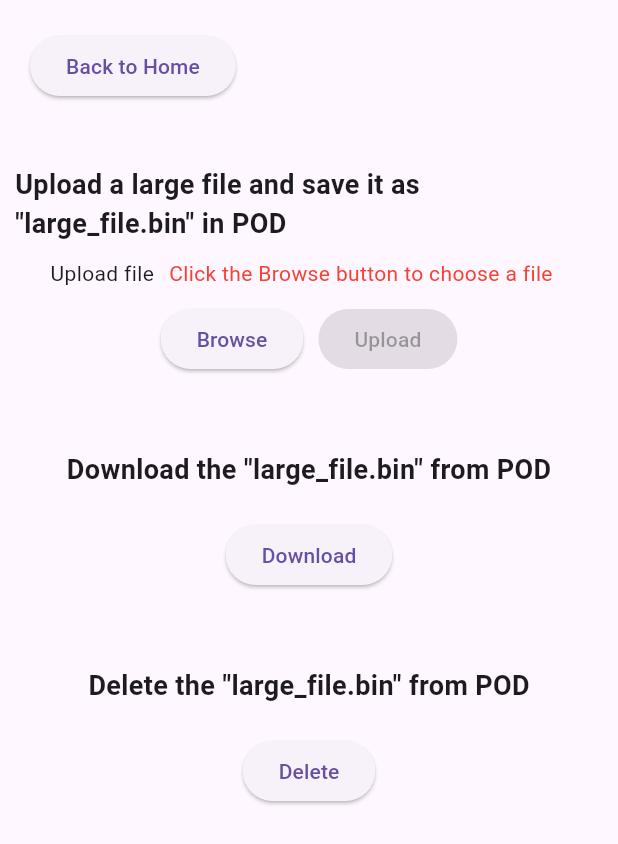
After one commit to gjwgit/solid_health, a Flutter app: the screen it shows after launch, after a tap on the "folder" icon, on a phone screen of 412 x 824 dp. The commit adds this screen. Shown: the top 844 px of the screen. Run offline on Flutter 3.47's test engine with Material 3 defaults, Android fonts, the light colour scheme and no system bars; our stand-ins replace file_picker, flutter_markdown, universal_io; missing offline and left inert: solidpod, window_manager.

Commit message:
feat: initialise healthpod folder structure on interact with POD
fix: resolve minor lint issues

fix: delete pod utils

```diff
--- a/lib/main.dart
+++ b/lib/main.dart
@@ -58,11 +58,17 @@ class HealthPod extends StatelessWidget {
 
   @override
   Widget build(BuildContext context) {
-    checkAndRedirectLogin(context); // Use the utility function.
-    return const MaterialApp(
+    return MaterialApp(
+      debugShowCheckedModeBanner: false,
       title: 'Solid Health Pod',
-      home: SelectionArea(
-        child: HealthPodHome(),
+      home: Scaffold(
+        body: Builder(
+          builder: (context) {
+            // Redirect the user to login if they are not logged in
+            checkAndRedirectLogin(context);
+            return const HealthPodHome();
+          },
+        ),
       ),
     );
   }
--- /dev/null
+++ b/lib/services/file_service.dart
@@ -0,0 +1,378 @@
+/// A widget to demonstrate the upload, download, and delete large files.
+///
+/// Copyright (C) 2024, Software Innovation Institute, ANU.
+///
+/// Licensed under the GNU General Public License, Version 3 (the "License").
+///
+/// License: https://www.gnu.org/licenses/gpl-3.0.en.html.
+//
+// This program is free software: you can redistribute it and/or modify it under
+// the terms of the GNU General Public License as published by the Free Software
+// Foundation, either version 3 of the License, or (at your option) any later
+// version.
+//
+// This program is distributed in the hope that it will be useful, but WITHOUT
+// ANY WARRANTY; without even the implied warranty of MERCHANTABILITY or FITNESS
+// FOR A PARTICULAR PURPOSE.  See the GNU General Public License for more
+// details.
+//
+// You should have received a copy of the GNU General Public License along with
+// this program.  If not, see <https://www.gnu.org/licenses/>.
+///
+/// Authors: Dawei Chen
+
+library;
+
+import 'package:flutter/material.dart';
+
+import 'package:file_picker/file_picker.dart';
+import 'package:solidpod/solidpod.dart';
+
+import 'package:healthpod/dialogs/alert.dart';
+
+class FileService extends StatefulWidget {
+  const FileService({super.key});
+
+  @override
+  State<FileService> createState() => _FileServiceState();
+}
+
+class _FileServiceState extends State<FileService> {
+  String remoteFileName = 'large_file.bin';
+  String? uploadFile;
+  String? downloadFile;
+  String? remoteFileUrl;
+
+  double uploadPercent = 0.0;
+  double downloadPercent = 0.0;
+  double deletePercent = 0.0;
+
+  bool uploadDone = false;
+  bool downloadDone = false;
+  bool deleteDone = false;
+
+  bool uploadInProgress = false;
+  bool downloadInProgress = false;
+  bool deleteInProgress = false;
+
+  final smallGapH = const SizedBox(width: 10);
+  final smallGapV = const SizedBox(height: 10);
+  final largeGapV = const SizedBox(height: 50);
+
+  Future<String> getRemoteFileUrl() async =>
+      getFileUrl([await getDataDirPath(), remoteFileName].join('/'));
+
+  Widget getProgressBar(String message, bool isDone, double percent) {
+    const textStyle = TextStyle(
+      color: Colors.green,
+      fontWeight: FontWeight.bold,
+    );
+
+    final prefix = Text(message, style: textStyle);
+    final suffix = Text('${(percent * 100).toInt()}%', style: textStyle);
+    final progress = SizedBox(
+      width: 300,
+      height: 10,
+      child: LinearProgressIndicator(
+        value: percent,
+        minHeight: 2,
+        backgroundColor: Colors.black12,
+        color: Colors.greenAccent,
+      ),
+    );
+
+    return Row(
+      mainAxisAlignment: MainAxisAlignment.center,
+      // crossAxisAlignment: CrossAxisAlignment.start,
+      children: <Widget>[
+        prefix,
+        smallGapH,
+        progress,
+        smallGapH,
+        suffix,
+      ],
+    );
+  }
+
+  @override
+  Widget build(BuildContext context) {
+    final browseButton = ElevatedButton(
+      onPressed: () async {
+        final result = await FilePicker.platform.pickFiles();
+        if (result != null) {
+          setState(() {
+            uploadFile = result.files.single.path!;
+            uploadDone = false;
+            uploadPercent = 0.0;
+          });
+        }
+      },
+      child: const Text('Browse'),
+    );
+
+    final uploadButton = ElevatedButton(
+      onPressed: (uploadFile == null ||
+              uploadInProgress ||
+              downloadInProgress ||
+              deleteInProgress)
+          ? null
+          : () async {
+              try {
+                remoteFileUrl ??= await getRemoteFileUrl();
+                setState(() {
+                  uploadInProgress = true;
+                });
+                await sendLargeFile(
+                    localFilePath: uploadFile!,
+                    remoteFileName: remoteFileName,
+                    onProgress: (sent, total) {
+                      setState(() {
+                        uploadDone = sent == total;
+                        uploadPercent = sent / total;
+                      });
+                    }, context: context, child: const Text('Upload'));
+                if (uploadDone) {
+                  setState(() {
+                    uploadInProgress = false;
+                  });
+                }
+              } on Object catch (e) {
+                if (context.mounted) alert(context, 'Failed to send file.');
+                debugPrint('$e');
+              }
+            },
+      child: const Text('Upload'),
+    );
+
+    final downloadButton = ElevatedButton(
+      onPressed: (uploadInProgress || downloadInProgress || deleteInProgress)
+          ? null
+          : () async {
+              String? outputFile = await FilePicker.platform.saveFile(
+                dialogTitle: 'Please set the output file:',
+                // fileName: 'download.bin',
+              );
+              if (outputFile == null) {
+                // User canceled the picker
+                debugPrint('Download is cancelled');
+              } else {
+                setState(() {
+                  downloadFile = outputFile;
+                });
+                try {
+                  remoteFileUrl ??= await getRemoteFileUrl();
+                  setState(() {
+                    downloadInProgress = true;
+                  });
+                  await getLargeFile(
+                      remoteFileName: remoteFileName,
+                      localFilePath: outputFile,
+                      onProgress: (received, total) {
+                        setState(() {
+                          downloadDone = received == total;
+                          downloadPercent = received / total;
+                        });
+                      }, context: context, child: const Text('Download'));
+                  if (downloadDone) {
+                    setState(() {
+                      downloadInProgress = false;
+                    });
+                  }
+                } on Object catch (e) {
+                  if (context.mounted) {
+                    alert(context, 'Failed to download file.');
+                  }
+                  debugPrint('$e');
+                }
+              }
+            },
+      child: const Text('Download'),
+    );
+
+    final deleteButton = ElevatedButton(
+      onPressed: (uploadInProgress || downloadInProgress || deleteInProgress)
+          ? null
+          : () async {
+              try {
+                remoteFileUrl ??= await getRemoteFileUrl();
+                setState(() {
+                  deleteInProgress = true;
+                });
+                await deleteLargeFile(
+                    remoteFileName: remoteFileName,
+                    onProgress: (deleted, total) {
+                      setState(() {
+                        deleteDone = deleted == total;
+                        deletePercent = deleted / total;
+                      });
+                    }, context: context, child: const Text('Delete'));
+                if (deleteDone) {
+                  setState(() {
+                    deleteInProgress = false;
+                  });
+                }
+              } on Object catch (e) {
+                if (context.mounted) {
+                  alert(context, 'Failed to delete file.');
+                }
+                debugPrint('$e');
+              }
+            },
+      child: const Text('Delete'),
+    );
+
+    return Scaffold(
+      body: Padding(
+        padding: const EdgeInsets.all(10),
+        child: Stack(
+          children: <Widget>[
+            Column(
+              mainAxisAlignment: MainAxisAlignment.start,
+              children: <Widget>[
+                largeGapV,
+                largeGapV,
+
+                // Upload
+
+                Text(
+                  'Upload a large file and save it as "$remoteFileName" in POD',
+                  style: const TextStyle(
+                    fontSize: 18,
+                    fontWeight: FontWeight.bold,
+                  ),
+                ),
+                smallGapV,
+                Row(
+                  mainAxisAlignment: MainAxisAlignment.center,
+                  children: <Widget>[
+                    const Text('Upload file'),
+                    smallGapH,
+                    Text(
+                      uploadFile ?? 'Click the Browse button to choose a file',
+                      style: TextStyle(
+                        color: uploadFile == null ? Colors.red : Colors.blue,
+                        // fontStyle: FontStyle.italic,
+                      ),
+                    ),
+                    smallGapH,
+                    if (uploadDone) const Icon(Icons.done, color: Colors.green),
+                  ],
+                ),
+                smallGapV,
+                Row(
+                  mainAxisAlignment: MainAxisAlignment.center,
+                  children: <Widget>[
+                    browseButton,
+                    smallGapH,
+                    uploadButton,
+                  ],
+                ),
+
+                largeGapV,
+
+                // Download
+
+                Text(
+                  'Download the "$remoteFileName" from POD',
+                  style: const TextStyle(
+                    fontSize: 18,
+                    fontWeight: FontWeight.bold,
+                  ),
+                ),
+                smallGapV,
+                if (downloadFile != null)
+                  Row(
+                    mainAxisAlignment: MainAxisAlignment.center,
+                    children: <Widget>[
+                      const Text('Save file'),
+                      smallGapH,
+                      Text(
+                        downloadFile!,
+                        style: const TextStyle(color: Colors.blue),
+                      ),
+                      smallGapH,
+                      if (downloadDone)
+                        const Icon(Icons.done, color: Colors.green),
+                    ],
+                  ),
+                smallGapV,
+                downloadButton,
+
+                largeGapV,
+
+                // Delete
+
+                Text(
+                  'Delete the "$remoteFileName" from POD',
+                  style: const TextStyle(
+                    fontSize: 18,
+                    fontWeight: FontWeight.bold,
+                  ),
+                ),
+                smallGapV,
+                if (deleteInProgress || deleteDone)
+                  Row(
+                    mainAxisAlignment: MainAxisAlignment.center,
+                    children: <Widget>[
+                      const Text('Delete file'),
+                      smallGapH,
+                      Text(
+                        remoteFileUrl!,
+                        style: const TextStyle(color: Colors.blue),
+                      ),
+                      smallGapH,
+                      if (deleteDone)
+                        const Icon(Icons.done, color: Colors.green),
+                    ],
+                  ),
+                smallGapV,
+                deleteButton,
+              ],
+            ),
+
+            // Uploading progress bar
+
+            if (uploadInProgress)
+              Positioned(
+                top: 20,
+                left: 0,
+                right: 0,
+                child: getProgressBar('Uploading:', uploadDone, uploadPercent),
+              ),
+
+            // Downloading progress bar
+
+            if (downloadInProgress)
+              Positioned(
+                top: 20,
+                left: 0,
+                right: 0,
+                child: getProgressBar(
+                    'Downloading:', downloadDone, downloadPercent),
+              ),
+
+            // Deleting progress bar
+
+            if (deleteInProgress)
+              Positioned(
+                top: 20,
+                left: 0,
+                right: 0,
+                child: getProgressBar('Deleting:', deleteDone, deletePercent),
+              ),
+
+            // Navigate back to demo page
+            Positioned(
+              top: 10,
+              left: 10,
+              child: ElevatedButton(
+                onPressed: () => Navigator.pop(context),
+                child: const Text('Back to Home'),
+              ),
+            ),
+          ],
+        ),
+      ),
+    );
+  }
+}
--- a/lib/widgets/icon_grid_page.dart
+++ b/lib/widgets/icon_grid_page.dart
@@ -28,21 +28,14 @@ library;
 import 'package:flutter/material.dart';
 
 import 'package:healthpod/dialogs/show_comming_soon.dart';
+import 'package:healthpod/services/file_service.dart';
 
 class IconGridPage extends StatelessWidget {
   final List<IconData> icons = [
     Icons.home,
     Icons.star,
     Icons.settings,
-    Icons.phone,
-    Icons.email,
-    Icons.camera_alt,
-    Icons.map,
-    Icons.music_note,
-    Icons.shopping_cart,
-    Icons.work,
-    Icons.wifi,
-    Icons.alarm,
+    Icons.folder,
   ];
 
   IconGridPage({super.key});
@@ -60,7 +53,16 @@ class IconGridPage extends StatelessWidget {
           runSpacing: 10.0, // Space between icons vertically
           children: icons.map((icon) {
             return GestureDetector(
-              onTap: () => showComingSoon(context),
+              onTap: () {
+                if (icon == Icons.folder) {
+                  Navigator.push(
+                    context,
+                    MaterialPageRoute(builder: (context) => const FileService()),
+                  );
+                }  else {
+                  showComingSoon(context); // For other icons.
+                }
+              },
               child: Container(
                 width: 80.0, // Fixed width for each icon container
                 height: 80.0, // Fixed height for each icon container
--- a/pubspec.yaml
+++ b/pubspec.yaml
@@ -15,6 +15,7 @@ environment:
 # available, run `flutter pub outdated`.
 
 dependencies:
+  file_picker: ^8.1.7
   flutter:
     sdk: flutter
 
```
Also changed, not shown: lib/utils/session_utils.dart (+11 -0 lines), lib/home.dart (line endings or trailing spaces).
